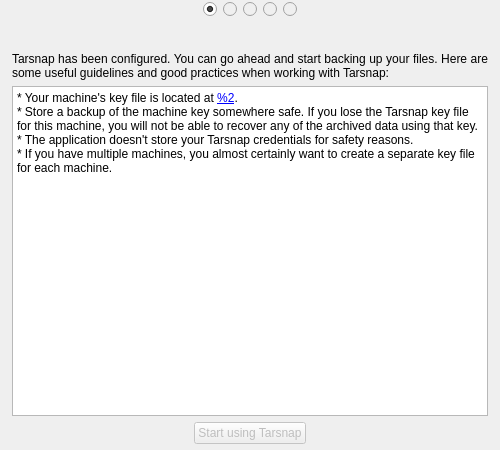
First picture: the form in forms/setupdialog.ui, repository Tarsnap/tarsnap-gui, before the edit.
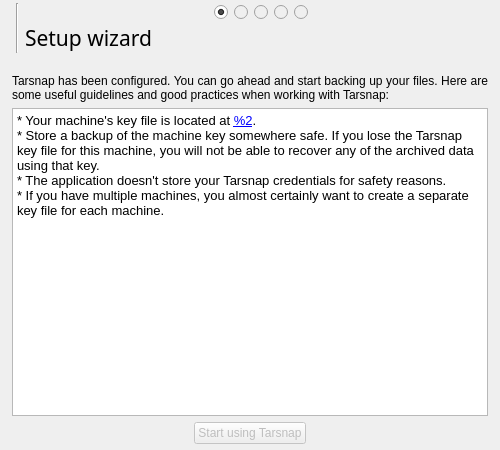
Second picture: the form after the edit. The open tabs and pages were chosen to show the change. Icons and pictures are not drawn.

Commit message: setup: add titles for setup stages

Diff of the .ui file:
```diff
--- a/forms/setupdialog.ui
+++ b/forms/setupdialog.ui
@@ -47,6 +47,26 @@
     <number>6</number>
    </property>
    <item>
+    <layout class="QGridLayout" name="headerLayout">
+     <property name="leftMargin">
+      <number>3</number>
+     </property>
+     <property name="topMargin">
+      <number>3</number>
+     </property>
+     <property name="rightMargin">
+      <number>3</number>
+     </property>
+     <property name="bottomMargin">
+      <number>6</number>
+     </property>
+     <property name="horizontalSpacing">
+      <number>6</number>
+     </property>
+     <property name="verticalSpacing">
+      <number>0</number>
+     </property>
+     <item row="0" column="2">
     <widget class="QWidget" name="wizardNavigateWidget" native="true">
      <property name="styleSheet">
       <string notr="true"/>
@@ -173,7 +193,20 @@
      </layout>
     </widget>
    </item>
-   <item alignment="Qt::AlignHCenter">
+     <item row="1" column="2">
+      <widget class="QLabel" name="stageLabel">
+       <property name="font">
+        <font>
+         <family>Abyssinica SIL</family>
+         <pointsize>16</pointsize>
+        </font>
+       </property>
+       <property name="text">
+        <string>Setup wizard</string>
+       </property>
+      </widget>
+     </item>
+     <item row="0" column="0" rowspan="2">
     <widget class="QLabel" name="iconLabel_2">
      <property name="text">
       <string/>
@@ -186,6 +219,15 @@
      </property>
     </widget>
    </item>
+     <item row="0" column="1" rowspan="2">
+      <widget class="Line" name="line">
+       <property name="orientation">
+        <enum>Qt::Vertical</enum>
+       </property>
+      </widget>
+     </item>
+    </layout>
+   </item>
    <item>
     <widget class="QStackedWidget" name="wizardStackedWidget">
      <property name="currentIndex">
@@ -979,7 +1021,7 @@
           <string>&lt;!DOCTYPE HTML PUBLIC &quot;-//W3C//DTD HTML 4.0//EN&quot; &quot;http://www.w3.org/TR/REC-html40/strict.dtd&quot;&gt;
 &lt;html&gt;&lt;head&gt;&lt;meta name=&quot;qrichtext&quot; content=&quot;1&quot; /&gt;&lt;style type=&quot;text/css&quot;&gt;
 p, li { white-space: pre-wrap; }
-&lt;/style&gt;&lt;/head&gt;&lt;body&gt;
+&lt;/style&gt;&lt;/head&gt;&lt;body style=&quot; font-family:'Sans'; font-size:10pt; font-weight:400; font-style:normal;&quot;&gt;
 &lt;p style=&quot; margin-top:0px; margin-bottom:0px; margin-left:0px; margin-right:0px; -qt-block-indent:0; text-indent:0px;&quot;&gt;* Your machine's key file is located at &lt;a href=&quot;%1&quot;&gt;&lt;span style=&quot; text-decoration: underline; color:#0000ff;&quot;&gt;%2&lt;/span&gt;&lt;/a&gt;.&lt;/p&gt;
 &lt;p style=&quot; margin-top:0px; margin-bottom:0px; margin-left:0px; margin-right:0px; -qt-block-indent:0; text-indent:0px;&quot;&gt;* Store a backup of the machine key somewhere safe. If you lose the Tarsnap key file for this machine, you will not be able to recover any of the archived data using that key.&lt;/p&gt;
 &lt;p style=&quot; margin-top:0px; margin-bottom:0px; margin-left:0px; margin-right:0px; -qt-block-indent:0; text-indent:0px;&quot;&gt;* The application doesn't store your Tarsnap credentials for safety reasons.&lt;/p&gt;
```
Left out of the diff: 2 changed lines with no effect on the pictures. Lines whose indentation alone changed are shown as unchanged. The commit also changes 1 other file.
